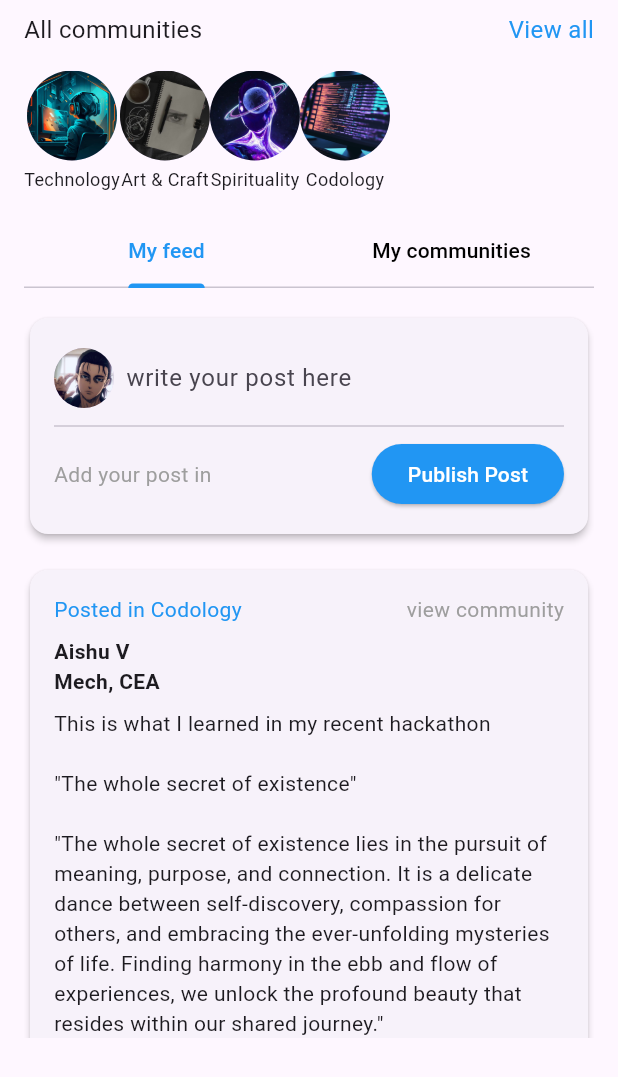
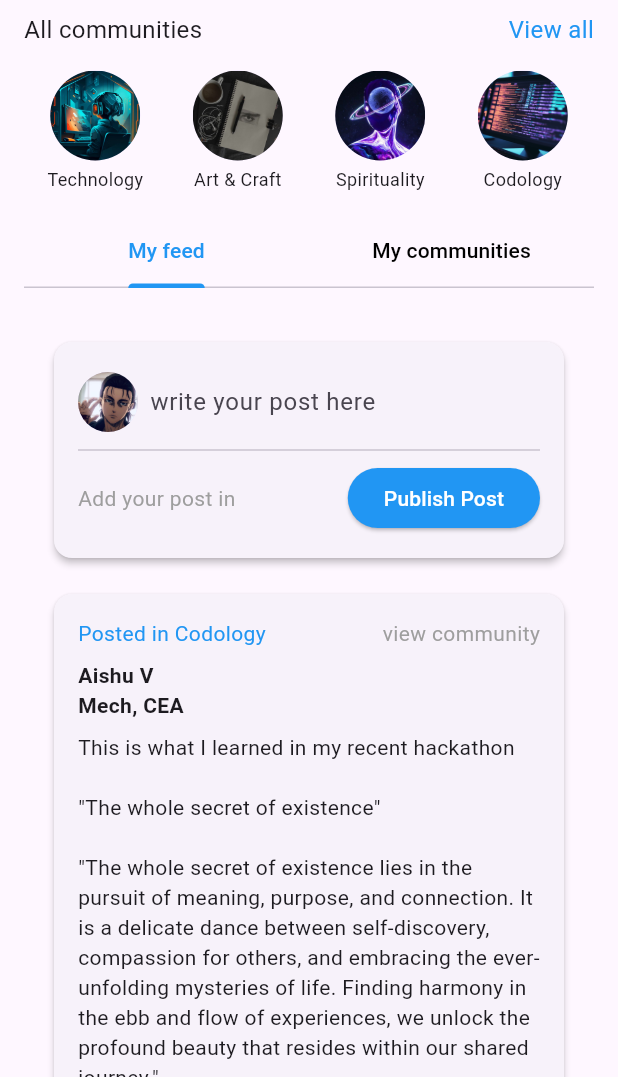
Before and after one commit to TAKIGOKUL/NeXuS, a Flutter app: the FeedSection screen opened directly, on a phone screen of 412 x 824 dp, the part 159-1236 px from its top. Run offline on Flutter 3.47's test engine with Material 3 defaults, Android fonts, the phone set to English and light mode, and no system bars.

Commit message:
alignment fixes

```diff
--- a/lib/pages/community_module/community.dart
+++ b/lib/pages/community_module/community.dart
@@ -36,8 +36,7 @@ class _CommunityPageState extends State<CommunityPage>
           },
         ),
       ),
-      body: SingleChildScrollView(
-        child: Column(
+      body: Column(
         crossAxisAlignment: CrossAxisAlignment.start,
         children: [
           Container(
@@ -72,16 +71,10 @@ class _CommunityPageState extends State<CommunityPage>
                         Navigator.push(
                           context,
                           MaterialPageRoute(
-                                builder: (context) =>
-                                    const JoinCommunityPage()),
+                              builder: (context) => const JoinCommunityPage()),
                         );
                       },
-                        style: ElevatedButton.styleFrom(
-                            backgroundColor: Colors.blue),
-                        child: const Text(
-                          'Join Community',
-                          style: TextStyle(color: Colors.white),
-                        ),
+                      child: const Text('Join Community'),
                     ),
                   ],
                 ),
@@ -105,8 +98,7 @@ class _CommunityPageState extends State<CommunityPage>
               Tab(text: 'Challenges'),
             ],
           ),
-            SizedBox(
-              height: 400, // Adjust height as necessary
+          Expanded(
             child: TabBarView(
               controller: _tabController,
               children: [
@@ -119,12 +111,11 @@ class _CommunityPageState extends State<CommunityPage>
           ),
         ],
       ),
-      ),
     );
   }
 
   Widget aboutCommunityTab() {
-    return Padding(
+    return SingleChildScrollView(
       padding: const EdgeInsets.all(16.0),
       child: Column(
         crossAxisAlignment: CrossAxisAlignment.start,
--- a/lib/pages/feed_section.dart
+++ b/lib/pages/feed_section.dart
@@ -9,48 +9,88 @@ class FeedSection extends StatelessWidget {
       appBar: AppBar(
         title: const Text('Communities'),
       ),
-      body: const SingleChildScrollView(
-        padding: EdgeInsets.all(16.0),
+      body: SingleChildScrollView(
+        padding: const EdgeInsets.all(16.0),
         child: Column(
           crossAxisAlignment: CrossAxisAlignment.start,
           children: [
-            Text(
+            const Text(
               'Communities',
               style: TextStyle(fontSize: 24, fontWeight: FontWeight.bold),
             ),
-            SizedBox(height: 8),
+            const SizedBox(height: 8),
             Row(
               mainAxisAlignment: MainAxisAlignment.spaceBetween,
               children: [
-                Text('All communities', style: TextStyle(fontSize: 16)),
-                Text('View all',
-                    style: TextStyle(fontSize: 16, color: Colors.blue)),
+                const Text('All communities', style: TextStyle(fontSize: 16)),
+                GestureDetector(
+                  onTap: () {
+                    // Handle "View all" click
+                    print("View all clicked");
+                  },
+                  child: const Text(
+                    'View all',
+                    style: TextStyle(fontSize: 16, color: Colors.blue),
+                  ),
+                ),
               ],
             ),
-            SizedBox(height: 16),
-            SingleChildScrollView(
-              scrollDirection: Axis.horizontal,
-              child: Row(
+            const SizedBox(height: 16),
+            Row(
+              mainAxisAlignment: MainAxisAlignment.spaceEvenly,
               children: [
-                  CommunityIcon(
-                      imagePath: 'assets/technology.jpg', label: 'Technology'),
-                  CommunityIcon(
-                      imagePath: 'assets/art_craft.jpg', label: 'Art & Craft'),
-                  CommunityIcon(
+                Expanded(
+                  child: GestureDetector(
+                    onTap: () {
+                      // Handle Technology community click
+                      print("Technology clicked");
+                    },
+                    child: const CommunityIcon(
+                        imagePath: 'assets/technology.jpg',
+                        label: 'Technology'),
+                  ),
+                ),
+                Expanded(
+                  child: GestureDetector(
+                    onTap: () {
+                      // Handle Art & Craft community click
+                      print("Art & Craft clicked");
+                    },
+                    child: const CommunityIcon(
+                        imagePath: 'assets/art_craft.jpg',
+                        label: 'Art & Craft'),
+                  ),
+                ),
+                Expanded(
+                  child: GestureDetector(
+                    onTap: () {
+                      // Handle Spirituality community click
+                      print("Spirituality clicked");
+                    },
+                    child: const CommunityIcon(
                         imagePath: 'assets/spirituality.jpg',
                         label: 'Spirituality'),
-                  CommunityIcon(
+                  ),
+                ),
+                Expanded(
+                  child: GestureDetector(
+                    onTap: () {
+                      // Handle Codology community click
+                      print("Codology clicked");
+                    },
+                    child: const CommunityIcon(
                         imagePath: 'assets/codology.png', label: 'Codology'),
+                  ),
+                ),
               ],
             ),
-            ),
-            SizedBox(height: 16),
+            const SizedBox(height: 16),
             DefaultTabController(
               length: 2,
               child: Column(
                 crossAxisAlignment: CrossAxisAlignment.start,
                 children: [
-                  TabBar(
+                  const TabBar(
                     labelColor: Colors.blue,
                     unselectedLabelColor: Colors.black,
                     indicatorColor: Colors.blue,
@@ -60,8 +100,9 @@ class FeedSection extends StatelessWidget {
                     ],
                   ),
                   SizedBox(
-                    height: 500, // Goku san Adjust as necessary
-                    child: TabBarView(
+                    height: MediaQuery.of(context).size.height -
+                        200, // Adjust height as necessary
+                    child: const TabBarView(
                       children: [
                         MyFeedTab(),
                         Center(child: Text('My communities tab content')),
@@ -105,7 +146,9 @@ class MyFeedTab extends StatelessWidget {
 
   @override
   Widget build(BuildContext context) {
-    return const Column(
+    return const SingleChildScrollView(
+      padding: EdgeInsets.all(16.0),
+      child: Column(
         children: [
           SizedBox(height: 16),
           PostInputField(),
@@ -118,6 +161,7 @@ class MyFeedTab extends StatelessWidget {
                 'This is what I learned in my recent hackathon\n\n"The whole secret of existence"\n\n"The whole secret of existence lies in the pursuit of meaning, purpose, and connection. It is a delicate dance between self-discovery, compassion for others, and embracing the ever-unfolding mysteries of life. Finding harmony in the ebb and flow of experiences, we unlock the profound beauty that resides within our shared journey."',
           ),
         ],
+      ),
     );
   }
 }
```
Lines whose indentation alone changed are shown as unchanged.
